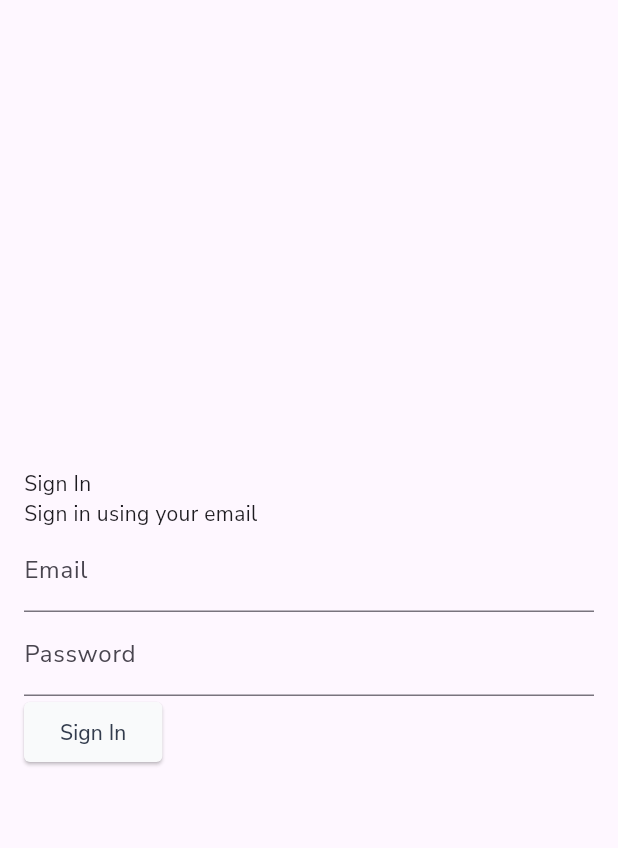
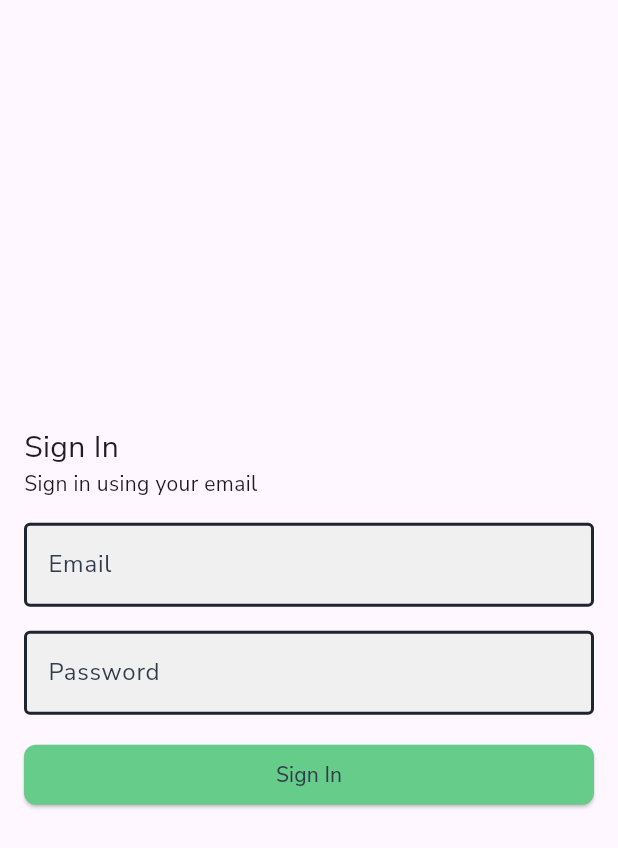
Before and after one commit to eielelle/gradify-mobile, a Flutter app: the screen it shows after launch, on a phone screen of 412 x 824 dp. Shown: the top 848 px of the screen. Run offline on Flutter 3.47's test engine with Material 3 defaults, Android fonts, the light colour scheme and no system bars; our stand-ins replace dio, flutter_hooks, freezed_annotation, google_fonts, hooks_riverpod, riverpod_annotation; generated files the repository leaves out were written again.

Commit message:
added style

```diff
--- a/lib/screens/sign_in.dart
+++ b/lib/screens/sign_in.dart
@@ -1,7 +1,10 @@
 import 'package:flutter/material.dart';
 import 'package:flutter_hooks/flutter_hooks.dart';
+import 'package:gradify/config/themes/theme.dart';
 import 'package:gradify/config/values/sizes.dart';
 import 'package:gradify/providers/auth_notifier_provider.dart';
+import 'package:gradify/routes/app_router.dart';
+import 'package:gradify/screens/home_screen.dart';
 import 'package:hooks_riverpod/hooks_riverpod.dart';
 
 class SignInScreen extends HookConsumerWidget {
@@ -18,19 +21,20 @@ class SignInScreen extends HookConsumerWidget {
       if (authProviderState.isAuthenticated &&
           authProviderState.teacherAccount != null) {
         // redirect to content
+        WidgetsBinding.instance.addPostFrameCallback((_) {
+          AppRouter().navigateAndRemoveUntil(context, const HomeScreen());
+        });
       }
 
-      return;
+      return null;
     }, [authProviderState]);
 
     return Column(
-      crossAxisAlignment: CrossAxisAlignment.start,
-      mainAxisAlignment: MainAxisAlignment.center,
       children: [
         if (authProviderState.isError)
           Container(
             width: double.infinity,
-            color: Colors.red,
+            color: AppColorsLight.error,
             padding: const EdgeInsets.all(
                 AppSizes.smallPadding), // Padding inside the Container
             child: Text(
@@ -38,23 +42,58 @@ class SignInScreen extends HookConsumerWidget {
               textAlign: TextAlign.center,
             ),
           ),
-        const Text("Sign In"),
+        Expanded(
+            child: Padding(
+                padding: const EdgeInsets.all(AppSizes.mediumPadding),
+                child: Column(
+                  mainAxisAlignment: MainAxisAlignment.center,
+                  crossAxisAlignment: CrossAxisAlignment.start,
+                  children: [
+                    const Text(
+                      "Sign In",
+                      style: TextStyle(fontSize: AppSizes.largeFontSize),
+                    ),
                     const Text("Sign in using your email"),
-        TextField(
-          controller: emailController,
-          decoration: const InputDecoration(labelText: "Email"),
+                    const SizedBox(
+                      height: AppSizes.mediumMargin,
                     ),
                     TextField(
+                      cursorColor: AppColorsLight.neutral,
+                      controller: emailController,
+                      decoration: const InputDecoration(
+                          labelText: "Email",
+                          labelStyle: TextStyle(color: AppColorsLight.neutral)),
+                    ),
+                    const SizedBox(
+                      height: AppSizes.mediumMargin,
+                    ),
+                    TextField(
+                        cursorColor: AppColorsLight.neutral,
                         controller: passwordController,
                         obscureText: true,
                         obscuringCharacter: "*",
-            decoration: const InputDecoration(labelText: "Password")),
-        ElevatedButton(
-            onPressed: () {
-              authNotifier.signIn(
-                  emailController.text, passwordController.text);
+                        decoration: const InputDecoration(
+                            labelText: "Password",
+                            labelStyle:
+                                TextStyle(color: AppColorsLight.neutral))),
+                    const SizedBox(
+                      height: AppSizes.mediumMargin,
+                    ),
+                    SizedBox(
+                      width: double.infinity,
+                      child: ElevatedButton(
+                          onPressed: authProviderState.isLoading
+                              ? null
+                              : () {
+                                  authNotifier.signIn(emailController.text,
+                                      passwordController.text);
                                 },
-            child: const Text("Sign In"))
+                          child: authProviderState.isLoading
+                              ? const CircularProgressIndicator()
+                              : const Text("Sign In")),
+                    )
+                  ],
+                )))
       ],
     );
   }
--- a/lib/views/layouts/application_layout.dart
+++ b/lib/views/layouts/application_layout.dart
@@ -9,11 +9,7 @@ class ApplicationLayout extends StatelessWidget {
   @override
   Widget build(BuildContext context) {
     return Scaffold(
-      body: SafeArea(
-          child: Padding(
-        padding: const EdgeInsets.all(AppSizes.mediumPadding),
-        child: child,
-      )),
+      body: SafeArea(child: child),
     );
   }
 }
```
Also changed, not shown: lib/config/themes/theme.dart (+17 -6 lines), lib/providers/auth_notifier_provider.dart (+17 -9 lines), lib/routes/app_router.dart (+11 -13 lines), lib/screens/home_screen.dart (added, +17 -0 lines). Lines whose indentation alone changed are shown as unchanged.
